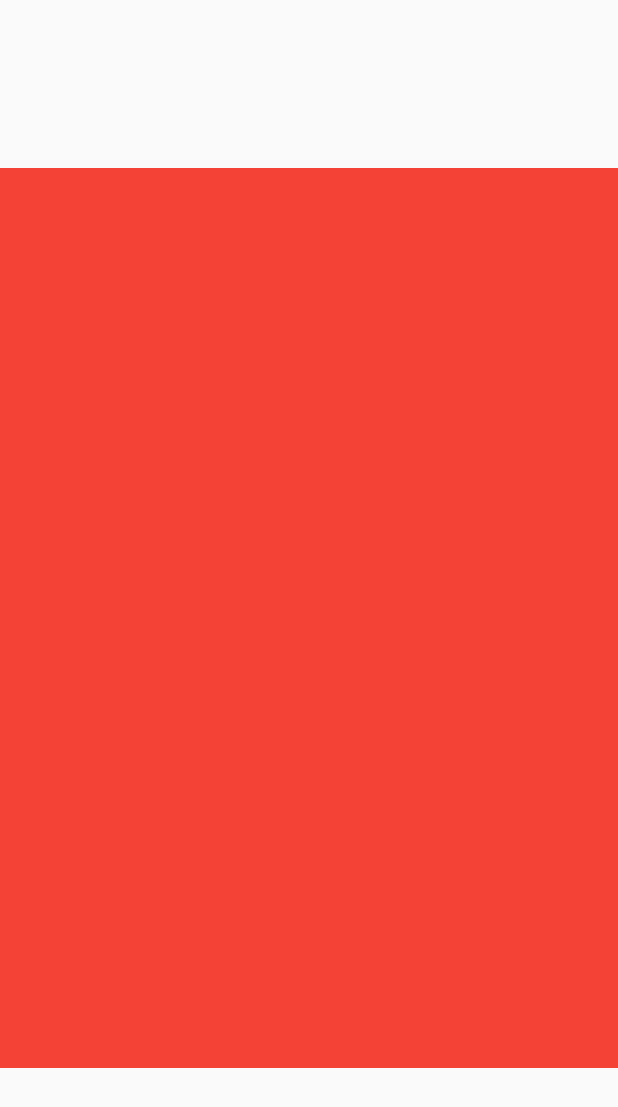
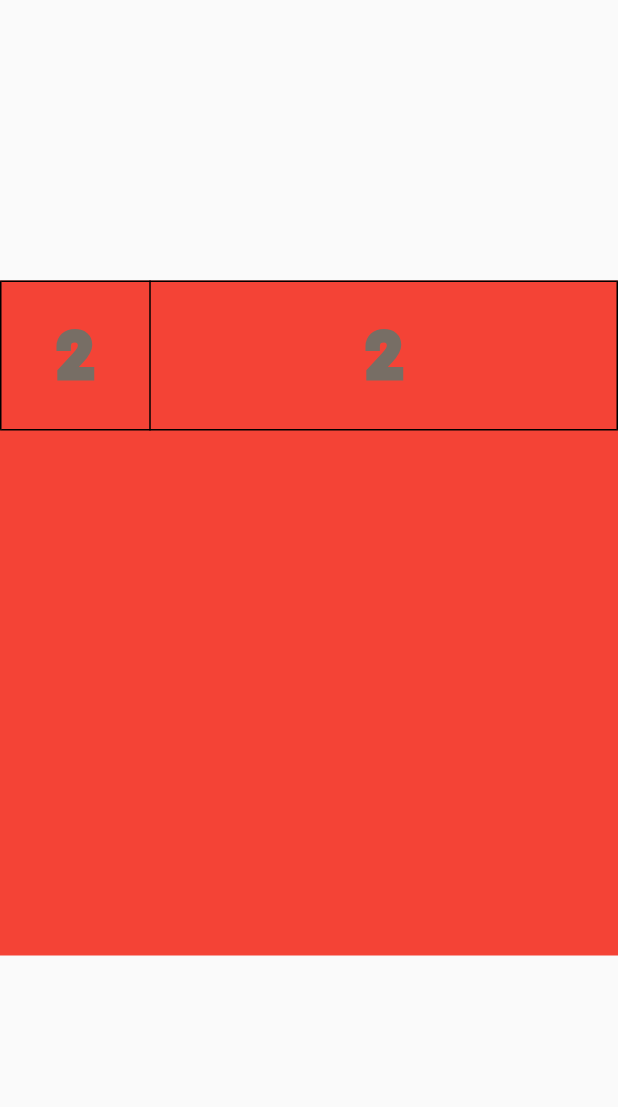
Before and after one commit to Alex221100/Game-2048, a Flutter app: the screen it shows after launch, on a phone screen of 412 x 824 dp. Shown: the top 1107 px of the screen. Run offline on Flutter 3.47's test engine with Material 2 defaults, Android fonts, the phone set to English and light mode, and no system bars.

Commit message:
Updated tile.dart + added tile.dart to main.dart

```diff
--- a/lib/main.dart
+++ b/lib/main.dart
@@ -1,5 +1,7 @@
 import 'package:flutter/material.dart';
 import 'dart:math';
+
+import 'tile.dart';
 
 void main() {
   runApp(MaterialApp(home: PositionedTiles()));
@@ -18,8 +20,6 @@ class PositionedTilesState extends State<PositionedTiles> {
     super.initState();
     tiles = [
       StatefulColorfulTile(key: UniqueKey()),
-      StatefulColorfulTile(key: UniqueKey()),
-      StatefulColorfulTile(key: UniqueKey()),
       StatefulColorfulTile(key: UniqueKey())
     ];
   }
@@ -28,36 +28,48 @@ class PositionedTilesState extends State<PositionedTiles> {
   Widget build(BuildContext context) {
     return Scaffold(
         body: Center(
-        child:Container(
-        color:Colors.red,
-        padding: EdgeInsets.all(250.0),
+            child: Container(
+                color: Colors.red,
+                height: 450,
+                width: 450,
                 child: GestureDetector(
                     onHorizontalDragEnd: (dragEndDetails) {
-          if (dragEndDetails.primaryVelocity !< 0) {
+                      if (dragEndDetails.primaryVelocity! < 0) {
                         // Page forwards
                         print('Move right');
                         //_goForward();
-          } else if (dragEndDetails.primaryVelocity !> 0) {
+                      } else if (dragEndDetails.primaryVelocity! > 0) {
                         // Page backwards
                         print('Move left');
                         //_goBack();
                       }
                     },
-        onVerticalDragEnd:(dragEndDetails) {
-          if (dragEndDetails.primaryVelocity !< 0) {
+                    onVerticalDragEnd: (dragEndDetails) {
+                      if (dragEndDetails.primaryVelocity! < 0) {
                         // Page forwards
                         print('Move bottom');
                         //_goForward();
-          } else if (dragEndDetails.primaryVelocity !> 0) {
+                      } else if (dragEndDetails.primaryVelocity! > 0) {
                         // Page backwards
                         print('Move top');
                         //_goBack();
                       }
                     },
-        child: Row(children: tiles))
-      )
-      )
-    );
+                    child: Table(
+                      border: TableBorder.all(),
+                      columnWidths: const <int, TableColumnWidth>{
+                        0: IntrinsicColumnWidth(),
+                        1: FlexColumnWidth(),
+                        2: FixedColumnWidth(64),
+                      },
+                      defaultVerticalAlignment:
+                          TableCellVerticalAlignment.middle,
+                      children: <TableRow>[
+                        TableRow(
+                          children: tiles,
+                        ),
+                      ],
+                    )))));
   }
 
   swapTiles() {
@@ -66,52 +78,3 @@ class PositionedTilesState extends State<PositionedTiles> {
     });
   }
 }
-
-class StatefulColorfulTile extends StatefulWidget {
-  StatefulColorfulTile({Key? key}) : super(key: key);
-
-  @override
-  ColorfulTileState createState() => ColorfulTileState();
-}
-
-class ColorfulTileState extends State<StatefulColorfulTile> {
-  late Color myColor;
-
-  @override
-  void initState() {
-    super.initState();
-    myColor = UniqueColorGenerator.getColor();
-  }
-
-  @override
-  Widget build(BuildContext context) {
-    return Container(
-        color: myColor,
-        child: Padding(
-          padding: EdgeInsets.all(50.0),
-        ));
-  }
-}
-
-class UniqueColorGenerator {
-  static List colorOptions = [
-    Colors.blue,
-    Colors.red,
-    Colors.green,
-    Colors.yellow,
-    Colors.purple,
-    Colors.orange,
-    Colors.indigo,
-    Colors.amber,
-    Colors.black,
-  ];
-  static Random random = new Random();
-  static Color getColor() {
-    if (colorOptions.length > 0) {
-      return colorOptions.removeAt(random.nextInt(colorOptions.length));
-    } else {
-      return Color.fromARGB(random.nextInt(256), random.nextInt(256),
-          random.nextInt(256), random.nextInt(256));
-    }
-  }
-}
--- a/lib/tile.dart
+++ b/lib/tile.dart
@@ -21,7 +21,19 @@ class ColorfulTileState extends State<StatefulColorfulTile> {
 
   @override
   Widget build(BuildContext context) {
-    return Container(color: color, child: Text(value.toString()));
+    return Container(
+        color: color,
+        height: 100,
+        width: 100,
+        child: Center(
+            child: Text(value.toString(),
+                style: TextStyle(
+                  fontSize: 40,
+                  foreground: Paint()
+                    ..style = PaintingStyle.stroke
+                    ..strokeWidth = 6
+                    ..color = Color.fromRGBO(119, 110, 101, 47),
+                ))));
     /*child: Padding(
           padding: EdgeInsets.all(70.0),
         ));*/
```
Also changed, not shown: 3 other files. Lines whose indentation alone changed are shown as unchanged.
